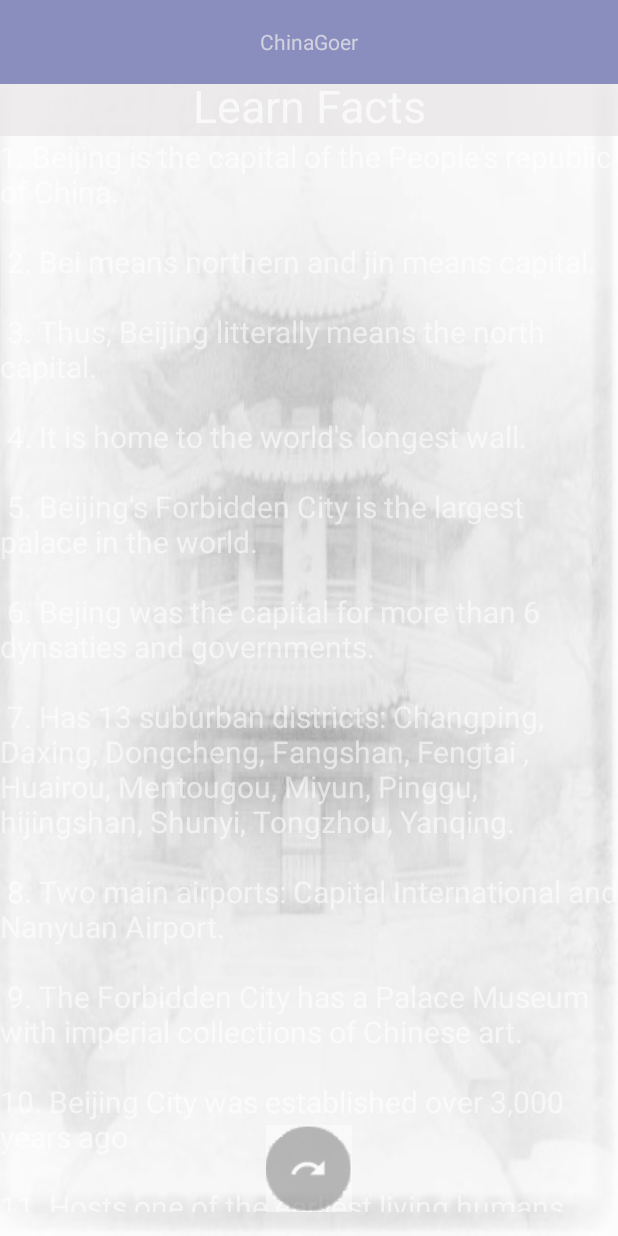
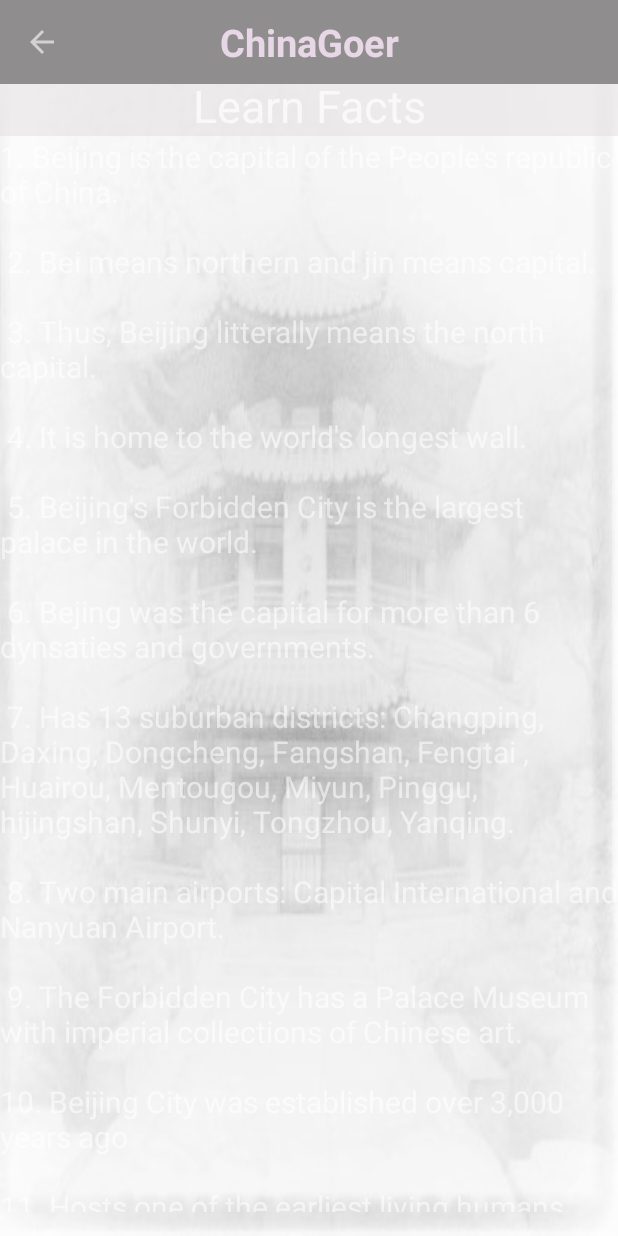
Before and after one commit to paceuniversity/CS3892017team1, an Android app: the factsActivity screen opened directly, with no data from a screen before it, on a phone screen of 412 x 824 dp. Run offline under Robolectric (Android 15) with nearby library versions, the phone set to English and light mode, and no system bars.

Commit message:
Backbutton removed from bottom of screens, and added to the top of each toolbar

```diff
--- a/app/src/main/java/com/example/jacksonhoang/citygoer/MainActivity.java
+++ b/app/src/main/java/com/example/jacksonhoang/citygoer/MainActivity.java
@@ -14,6 +14,7 @@ public class MainActivity extends AppCompatActivity {
         setContentView(R.layout.activity_main);
         Toolbar toolbar = (Toolbar) findViewById(R.id.app_bar);
         setSupportActionBar(toolbar);
+        getSupportActionBar().setDisplayShowTitleEnabled(false);
     }
 
     public void phraseSelection(View view) {
--- a/app/src/main/java/com/example/jacksonhoang/citygoer/factsActivity.java
+++ b/app/src/main/java/com/example/jacksonhoang/citygoer/factsActivity.java
@@ -3,7 +3,9 @@ package com.example.jacksonhoang.citygoer;
 import android.content.Intent;
 import android.os.Bundle;
 import android.support.v7.app.AppCompatActivity;
+import android.support.v7.widget.Toolbar;
 import android.text.method.ScrollingMovementMethod;
+import android.view.MenuItem;
 import android.view.View;
 import android.widget.TextView;
 
@@ -13,12 +15,28 @@ public class factsActivity extends AppCompatActivity {
     protected void onCreate(Bundle savedInstanceState) {
         super.onCreate(savedInstanceState);
         setContentView(R.layout.activity_facts);
+
+        // toolbar
+        Toolbar toolbar = (Toolbar) findViewById(R.id.app_bar);
+        setSupportActionBar(toolbar);
+        getSupportActionBar().setDisplayShowTitleEnabled(false);
+
+        // add back arrow to toolbar
+        if (getSupportActionBar() != null){
+            getSupportActionBar().setDisplayHomeAsUpEnabled(true);
+            getSupportActionBar().setDisplayShowHomeEnabled(true);
+        }
+
         TextView fact1 = (TextView) findViewById(R.id.fact1);
         fact1.setMovementMethod(new ScrollingMovementMethod());
     }
 
-    public void mainSelection(View view) {
-        Intent startmain = new Intent(this, MainActivity.class);
-        startActivity(startmain);
+    @Override
+    public boolean onOptionsItemSelected(MenuItem item) {
+        // handle arrow click here
+        if (item.getItemId() == android.R.id.home) {
+            finish(); // close this activity and return to preview activity (if there is any)
+        }
+        return super.onOptionsItemSelected(item);
     }
 }
--- a/app/src/main/res/layout/activity_facts.xml
+++ b/app/src/main/res/layout/activity_facts.xml
@@ -39,16 +39,5 @@
         android:text="@string/fact1"
         android:textSize="20dp" />
 
-    <ImageButton
-        android:id="@+id/returnMain"
-        android:layout_width="wrap_content"
-        android:layout_height="wrap_content"
-        android:layout_alignParentBottom="true"
-        android:layout_centerHorizontal="true"
-        android:alpha=".50"
-        android:background="@android:color/transparent"
-        android:onClick="mainSelection"
-        app:srcCompat="@drawable/backbutton" />
-
 
 </RelativeLayout>
--- a/app/src/main/res/layout/app_bar.xml
+++ b/app/src/main/res/layout/app_bar.xml
@@ -3,13 +3,16 @@
 <android.support.v7.widget.Toolbar xmlns:android="http://schemas.android.com/apk/res/android"
     android:layout_width="match_parent"
     android:layout_height="wrap_content"
-    android:background="?attr/colorPrimaryDark"
+    android:background="#3C3C3C"
     android:minHeight="?attr/actionBarSize">
 
     <TextView
         android:layout_width="wrap_content"
         android:layout_height="wrap_content"
         android:text="ChinaGoer"
+        android:textStyle="bold"
+        android:textSize="25dp"
+        android:textColor="#efd2ef"
         android:layout_gravity="center"
         android:id="@+id/toolbar_title" />
 
--- a/app/src/main/res/values/styles.xml
+++ b/app/src/main/res/values/styles.xml
@@ -14,7 +14,6 @@
     </style>
 
     <style name="AppTheme.AppBarOverlay" parent="ThemeOverlay.AppCompat.Dark.ActionBar" />
-
     <style name="AppTheme.PopupOverlay" parent="ThemeOverlay.AppCompat.Light" />
 
 </resources>
```
Also changed, not shown: app/src/main/java/com/example/jacksonhoang/citygoer/attractionActivity.java (+20 -3 lines), app/src/main/java/com/example/jacksonhoang/citygoer/foodActivity.java (+20 -3 lines), app/src/main/java/com/example/jacksonhoang/citygoer/phrasesActivity.java (+23 -3 lines), app/src/main/res/layout/activity_attraction.xml (+0 -12 lines), app/src/main/res/layout/activity_food.xml (+0 -12 lines), app/src/main/res/layout/activity_main.xml (+7 -7 lines), app/src/main/res/layout/activity_phrases.xml (+0 -10 lines), app/src/main/res/drawable/backbutton.png (deleted), 38 other files.
